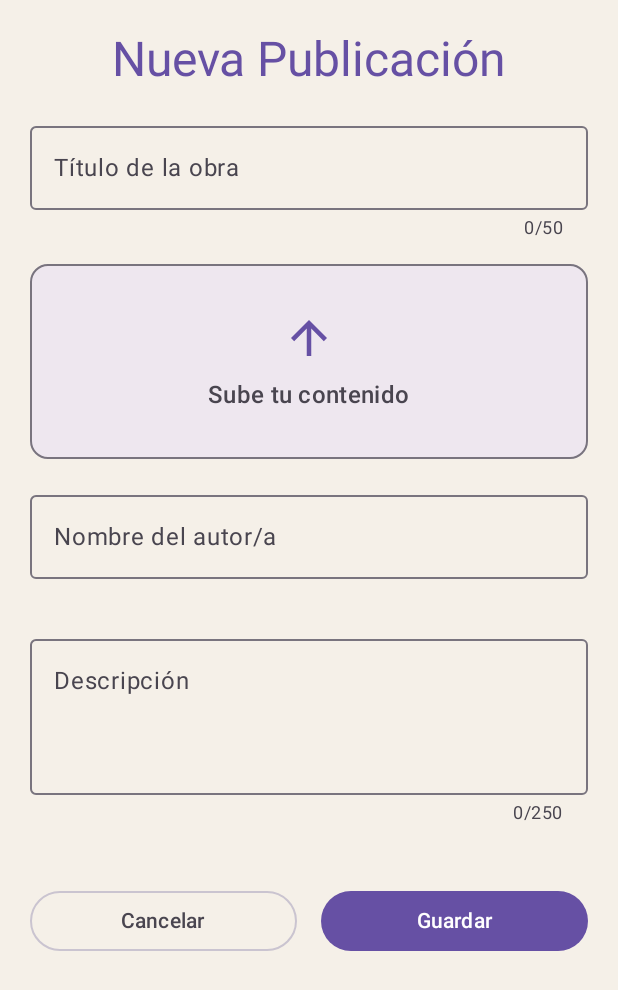
After one commit to StephaniPCR/ItCreate, an Android app built with Jetpack Compose: the CrearContenidoScreen screen opened through its navigation route, on a phone screen of 412 x 824 dp. The commit adds this screen. Shown: the top 990 px of the screen. Run offline under Robolectric (Android 15) with nearby library versions, the phone set to English and light mode, and no system bars.

Commit message:
Subida contenido

```diff
--- a/app/src/main/java/com/example/itCreate/MainActivity.kt
+++ b/app/src/main/java/com/example/itCreate/MainActivity.kt
@@ -31,7 +31,10 @@ class MainActivity : ComponentActivity() {
             val navController = rememberNavController() //Historial de rutas: ¿Dónde he estado?
             val navBackStackEntry by navController.currentBackStackEntryAsState() //Historial de pantallas
             val currentRoute = navBackStackEntry?.destination?.route //Me indican en qué pantalla está el usuario
-            val showBars = currentRoute != Rutas.LOGIN && currentRoute != Rutas.REGISTRO //Mostramos top y bottom bar sólo si no estamos en login
+            val showBars =
+                currentRoute != Rutas.LOGIN &&
+                currentRoute != Rutas.REGISTRO &&
+                currentRoute != Rutas.SUBIR //Mostramos top y bottom bar sólo si no estamos en login
 
             ItCreateTheme {
                 //Andamio o estructura móvil
--- a/app/src/main/java/com/example/itCreate/ui/navegacion/AppNavHost.kt
+++ b/app/src/main/java/com/example/itCreate/ui/navegacion/AppNavHost.kt
@@ -1,6 +1,8 @@
 package com.example.itCreate.ui.navegacion
 
 import androidx.compose.runtime.Composable
+import androidx.compose.runtime.mutableStateListOf
+import androidx.compose.runtime.remember
 import androidx.compose.ui.Modifier
 import androidx.navigation.NavHostController
 import androidx.navigation.compose.NavHost
@@ -14,25 +16,28 @@ object Rutas {
     const val REGISTRO = "registro"
     const val LOGIN = "login"
     const val HOME = "home"
+    const val DETALLE = "detalle/{tarjetaId}"
+    fun detalleConId(id: Long) = "detalle/${id}"
     const val GESTION = "gestion" //Gestión de carpetas personalizadas
     const val PERFIL = "perfil"
-    const val DETALLE = "detalle/{tarjetaId}"
-    fun detalleConId(id: Long) = "detalle/${id}"
+    const val SUBIR = "subir_contenido"
 }
-
-// Lista multimedia
-val listaTarjetas = listOf(
-    Tarjeta(id = 1, titulo = "Vlog de Viaje por la Costa 🎥", descripcion = "Vídeo en 4K", autor = "Stephani", tipo = TipoMultimedia.VID),
-    Tarjeta(id = 2, titulo = "Atardecer en la Playa 🌅", descripcion = "Animación GIF", autor = "Stephani", tipo = TipoMultimedia.GIF),
-    Tarjeta(id = 3, titulo = "Tutorial de Edición Rápida ✂️", descripcion = "Efectos y cortes", autor = "Stephani", tipo = TipoMultimedia.VID),
-    Tarjeta(id = 4, titulo = "Sesión de Retrato Urbano 🏙️", descripcion = "Fotografía callejera", autor = "Stephani", tipo = TipoMultimedia.IMG)
-)
 
 @Composable
 fun AppNavHost (
     navController: NavHostController,
     modifier: Modifier = Modifier
 ) {
+    // Lista multimedia
+    val listaTarjetas = remember {
+        mutableStateListOf(
+            Tarjeta(id = 1, titulo = "Vlog de Viaje por la Costa 🎥", descripcion = "Vídeo en 4K", autor = "Stephani", tipo = TipoMultimedia.VID),
+            Tarjeta(id = 2, titulo = "Atardecer en la Playa 🌅", descripcion = "Animación GIF", autor = "Stephani", tipo = TipoMultimedia.GIF),
+            Tarjeta(id = 3, titulo = "Tutorial de Edición Rápida ✂️", descripcion = "Efectos y cortes", autor = "Stephani", tipo = TipoMultimedia.VID),
+            Tarjeta(id = 4, titulo = "Sesión de Retrato Urbano 🏙️", descripcion = "Fotografía callejera", autor = "Stephani", tipo = TipoMultimedia.IMG)
+        )
+    }
+
     NavHost(
         navController = navController,
         startDestination = Rutas.LOGIN,
@@ -61,8 +66,10 @@ fun AppNavHost (
                 }
             )
         }
+
         composable(Rutas.HOME) {
             HomeScreen(
+                tarjetas = listaTarjetas, // La lista de tarjetas AppNavHost
                 onItemClick = { multimediaId ->
                     navController.navigate(Rutas.detalleConId(multimediaId))
                 }
@@ -76,9 +83,23 @@ fun AppNavHost (
             DetalleScreen(tarjeta = tarjetaSeleccionada) // Pintamos la pantalla de detalle con su ID correspondiente
         }
 
+        composable(Rutas.SUBIR) {
+            CrearContenidoScreen(
+                onCancelarClick = {
+                    navController.popBackStack() // Vuelve atrás si cancela
+                },
+                onGuardarClick = { nuevaTarjeta ->
+                    // Le asignamos un ID y la guardamos en la lista
+                    listaTarjetas.add(nuevaTarjeta.copy(id = listaTarjetas.size + 1))
+                    navController.popBackStack()
+                }
+            )
+        }
+
         composable(Rutas.GESTION) {
             GestionScreen()
         }
+
         composable(Rutas.PERFIL) {
             PerfilScreen()
         }
--- a/app/src/main/java/com/example/itCreate/ui/navegacion/MyAppBottomBar.kt
+++ b/app/src/main/java/com/example/itCreate/ui/navegacion/MyAppBottomBar.kt
@@ -32,7 +32,6 @@ fun MyAppBottomBar(navController: NavHostController) {
                     contentDescription = "Home"
                 )
             },
-            //label = { Text("Home") }
         )
 
         NavigationBarItem(
@@ -52,7 +51,6 @@ fun MyAppBottomBar(navController: NavHostController) {
                     contentDescription = "Gestión"
                 )
             },
-            //label = { Text("Carpetas") }
         )
 
         NavigationBarItem(
@@ -72,7 +70,6 @@ fun MyAppBottomBar(navController: NavHostController) {
                     contentDescription = "Perfil"
                 )
             },
-            //label = { Text("Perfil") }
         )
     }
 }
--- a/app/src/main/java/com/example/itCreate/ui/navegacion/MyAppTopBar.kt
+++ b/app/src/main/java/com/example/itCreate/ui/navegacion/MyAppTopBar.kt
@@ -2,6 +2,7 @@ package com.example.itCreate.ui.navegacion
 
 import androidx.compose.material.icons.Icons
 import androidx.compose.material.icons.automirrored.filled.ArrowBack
+import androidx.compose.material.icons.filled.Add
 import androidx.compose.material.icons.filled.ArrowBack
 import androidx.compose.material3.*
 import androidx.compose.runtime.Composable
@@ -19,6 +20,7 @@ fun MyAppTopBar(navController: NavHostController) {
         Rutas.GESTION -> "Colecciones"
         Rutas.PERFIL -> "Perfil"
         Rutas.DETALLE -> "Detalle"
+        Rutas.SUBIR -> "Nueva Publicación"
         else -> "ItCreate"
     }
 
@@ -38,6 +40,20 @@ fun MyAppTopBar(navController: NavHostController) {
                     )
                 }
             }
+        },
+        actions = {
+            if (currentRoute == Rutas.HOME) { //Sólo puedes subir contenido desde Home
+                IconButton(onClick = {
+                    navController.navigate(Rutas.SUBIR)
+                }) {
+                    Icon(
+                        imageVector = Icons.Default.Add,
+                        contentDescription = "Subir nuevo contenido"
+                    )
+                }
+            }
         }
+
+
     )
 }
--- /dev/null
+++ b/app/src/main/java/com/example/itCreate/ui/screen/CrearContenidoScreen.kt
@@ -0,0 +1,189 @@
+package com.example.itCreate.ui.screen
+
+import androidx.compose.foundation.BorderStroke
+import androidx.compose.foundation.layout.*
+import androidx.compose.foundation.rememberScrollState
+import androidx.compose.foundation.text.KeyboardOptions
+import androidx.compose.foundation.verticalScroll
+import androidx.compose.material.icons.Icons
+import androidx.compose.material.icons.filled.ArrowUpward
+import androidx.compose.material3.*
+import androidx.compose.runtime.*
+import androidx.compose.runtime.saveable.rememberSaveable
+import androidx.compose.ui.Alignment
+import androidx.compose.ui.Modifier
+import androidx.compose.ui.text.input.KeyboardType
+import androidx.compose.ui.unit.dp
+import com.example.itCreate.model.Tarjeta
+import com.example.itCreate.model.TipoMultimedia
+import com.example.itCreate.validacion.ContenidoValidator
+
+@Composable
+fun CrearContenidoScreen(
+    onCancelarClick: () -> Unit,
+    onGuardarClick: (Tarjeta) -> Unit,
+    modifier: Modifier = Modifier
+) {
+    // Estado de los datos
+    var titulo by rememberSaveable { mutableStateOf("") }
+    var descripcion by rememberSaveable { mutableStateOf("") }
+    var autor by rememberSaveable { mutableStateOf("") }
+
+    // Estado de los errores
+    var tituloError by rememberSaveable { mutableStateOf<String?>(null) }
+    var descripcionError by rememberSaveable { mutableStateOf<String?>(null) }
+    var autorError by rememberSaveable { mutableStateOf<String?>(null) }
+
+    Column(
+        modifier = modifier
+            .fillMaxSize()
+            .verticalScroll(rememberScrollState())
+            .padding(20.dp),
+        verticalArrangement = Arrangement.spacedBy(16.dp),
+        horizontalAlignment = Alignment.CenterHorizontally
+    ) {
+        Text(
+            text = "Nueva Publicación",
+            style = MaterialTheme.typography.headlineLarge,
+            color = MaterialTheme.colorScheme.primary
+        )
+
+        // Título con contador en tiempo real
+        OutlinedTextField(
+            value = titulo,
+            onValueChange = {
+                if (it.length <= 50) {
+                    titulo = it
+                    if (tituloError != null) tituloError = null
+                }
+            },
+            label = { Text("Título de la obra") },
+            singleLine = true,
+            isError = tituloError != null,
+            supportingText = {
+                Row(
+                    modifier = Modifier.fillMaxWidth(),
+                    horizontalArrangement = Arrangement.SpaceBetween
+                ) {
+                    Text(text = tituloError ?: "")
+                    Text(text = "${titulo.length}/50")
+                }
+            },
+            modifier = Modifier.fillMaxWidth()
+        )
+
+        // "Subir contenido" - No funcional
+        Surface(
+            modifier = Modifier
+                .fillMaxWidth()
+                .height(130.dp),
+            shape = MaterialTheme.shapes.medium, // Bordes redondeados elegantes
+            color = MaterialTheme.colorScheme.surfaceVariant.copy(alpha = 0.5f), // Fondo suave para diferenciarlo
+            border = BorderStroke(
+                width = 1.dp,
+                color = MaterialTheme.colorScheme.outline
+            )
+        ) {
+            Column(
+                modifier = Modifier.fillMaxSize(),
+                horizontalAlignment = Alignment.CenterHorizontally,
+                verticalArrangement = Arrangement.Center
+            ) {
+                // Flecha de subida de archivos
+                Icon(
+                    imageVector = Icons.Default.ArrowUpward,
+                    contentDescription = "Flecha subir",
+                    modifier = Modifier.size(36.dp),
+                    tint = MaterialTheme.colorScheme.primary
+                )
+
+                Spacer(modifier = Modifier.height(8.dp))
+
+                Text(
+                    text = "Sube tu contenido",
+                    style = MaterialTheme.typography.titleMedium,
+                    color = MaterialTheme.colorScheme.onSurfaceVariant
+                )
+            }
+        }
+
+        OutlinedTextField(
+            value = autor,
+            onValueChange = {
+                autor = it
+                if (autorError != null) autorError = null
+            },
+            label = { Text("Nombre del autor/a") },
+            singleLine = true,
+            isError = autorError != null,
+            supportingText = {
+                if (autorError != null) Text(text = autorError!!)
+            },
+            modifier = Modifier.fillMaxWidth()
+        )
+
+        // Descripción con contador
+        OutlinedTextField(
+            value = descripcion,
+            onValueChange = {
+                if (it.length <= 250) {
+                    descripcion = it
+                    if (descripcionError != null) descripcionError = null
+                }
+            },
+            label = { Text("Descripción") },
+            minLines = 3,
+            maxLines = 5,
+            isError = descripcionError != null,
+            supportingText = {
+                Row(
+                    modifier = Modifier.fillMaxWidth(),
+                    horizontalArrangement = Arrangement.SpaceBetween
+                ) {
+                    Text(text = descripcionError ?: "")
+                    Text(text = "${descripcion.length}/250")
+                }
+            },
+            modifier = Modifier.fillMaxWidth()
+        )
+
+        Spacer(modifier = Modifier.height(8.dp))
+
+        Row(
+            modifier = Modifier.fillMaxWidth(),
+            horizontalArrangement = Arrangement.spacedBy(16.dp)
+        ) {
+            OutlinedButton(
+                onClick = onCancelarClick,
+                modifier = Modifier.weight(1f)
+            ) {
+                Text("Cancelar")
+            }
+
+            Button(
+                onClick = {
+                    tituloError = ContenidoValidator.validarTitulo(titulo)
+                    autorError = ContenidoValidator.validarAutor(autor)
+                    descripcionError = ContenidoValidator.validarDescripcion(descripcion)
+
+                    // Verificamos si todos los campos están limpios de errores
+                    val esValido = tituloError == null && autorError == null && descripcionError == null
+
+                    if (esValido) {
+                        val nuevaTarjeta = Tarjeta(
+                            id = 0,
+                            titulo = titulo.trim(),
+                            descripcion = descripcion.trim(),
+                            autor = autor.trim(),
+                            tipo = TipoMultimedia.IMG // Por defecto se toma como imagen hasta que se implemente su acción
+                        )
+                        onGuardarClick(nuevaTarjeta)
+                    }
+                },
+                modifier = Modifier.weight(1f) // Ambos con 50% de ancho
+            ) {
+                Text("Guardar")
+            }
+        }
+    }
+}
```
Also changed, not shown: app/src/main/java/com/example/itCreate/ui/screen/HomeScreen.kt (+4 -3 lines), app/src/main/java/com/example/itCreate/validacion/ContenidoValidator.kt (added, +28 -0 lines).
